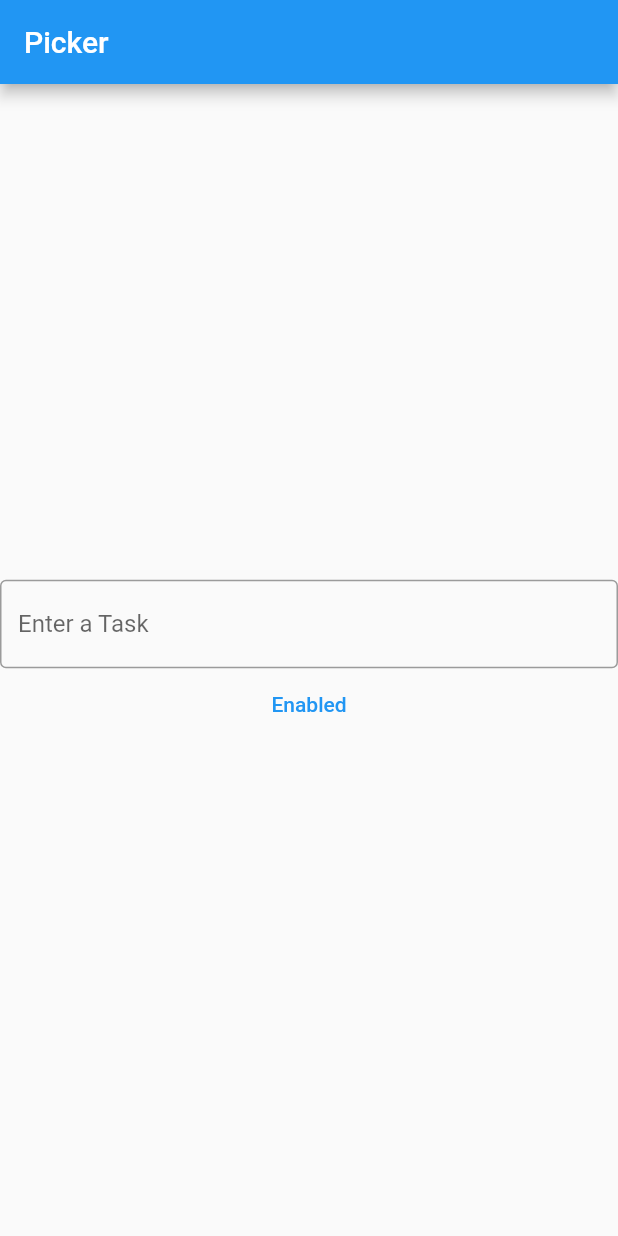
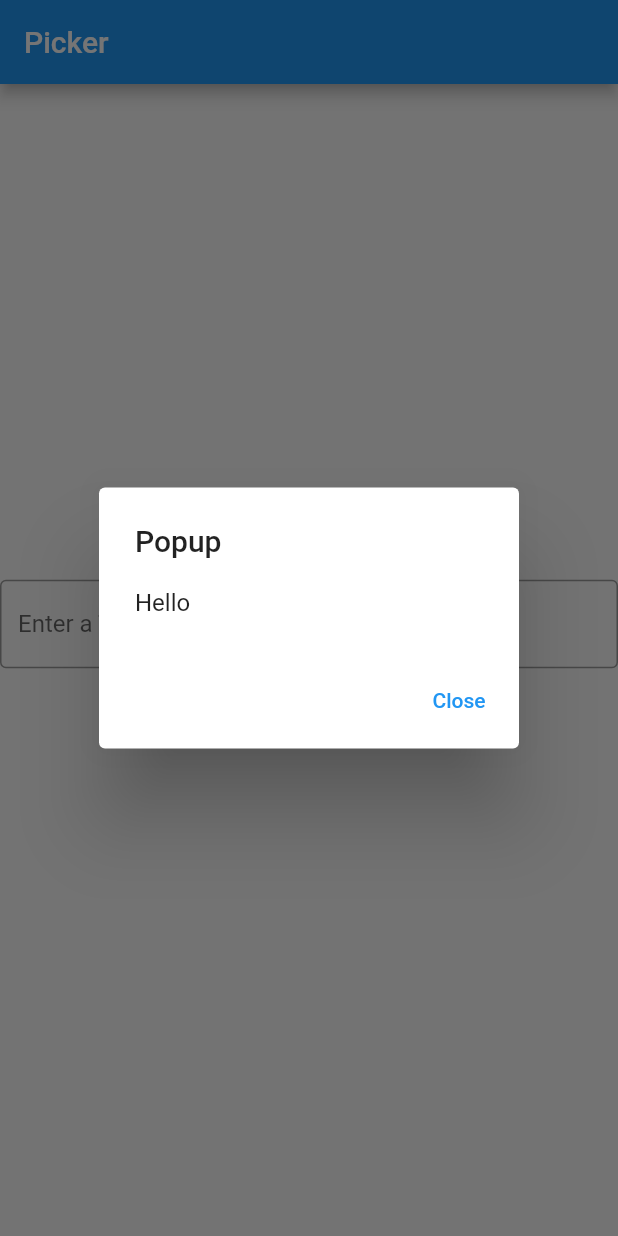
Before and after one commit to spapbp/randomPicker, a Flutter app: the screen it shows after launch, after a tap on "Enabled", on a phone screen of 412 x 824 dp. Run offline on Flutter 3.47's test engine with Material 2 defaults, Android fonts, the light colour scheme and no system bars.

Commit message:
added popup

```diff
--- a/lib/main.dart
+++ b/lib/main.dart
@@ -12,18 +12,7 @@ class MyApp extends StatelessWidget {
   Widget build(BuildContext context) {
     return MaterialApp(
       title: 'Picker',
-      theme: ThemeData(
-        // This is the theme of your application.
-        //
-        // Try running your application with "flutter run". You'll see the
-        // application has a blue toolbar. Then, without quitting the app, try
-        // changing the primarySwatch below to Colors.green and then invoke
-        // "hot reload" (press "r" in the console where you ran "flutter run",
-        // or simply save your changes to "hot reload" in a Flutter IDE).
-        // Notice that the counter didn't reset back to zero; the application
-        // is not restarted.
-        primarySwatch: Colors.blue,
-      ),
+      theme: ThemeData(primarySwatch: Colors.blue),
       home: const MyHomePage(title: 'Picker'),
     );
   }
@@ -31,52 +20,55 @@ class MyApp extends StatelessWidget {
 
 class MyHomePage extends StatefulWidget {
   const MyHomePage({Key? key, required this.title}) : super(key: key);
-
-  // This widget is the home page of your application. It is stateful, meaning
-  // that it has a State object (defined below) that contains fields that affect
-  // how it looks.
-
-  // This class is the configuration for the state. It holds the values (in this
-  // case the title) provided by the parent (in this case the App widget) and
-  // used by the build method of the State. Fields in a Widget subclass are
-  // always marked "final".
-
   final String title;
-
   @override
   State<MyHomePage> createState() => _MyHomePageState();
 }
 
 class _MyHomePageState extends State<MyHomePage> {
+  Widget _buildPopupDialog(BuildContext context) {
+    return AlertDialog(
+      title: const Text('Popup'),
+      content: Column(
+          mainAxisSize: MainAxisSize.min,
+          crossAxisAlignment: CrossAxisAlignment.start,
+          children: <Widget>[Text("Hello")]),
+      actions: <Widget>[
+        TextButton(
+          onPressed: () {
+            Navigator.of(context).pop();
+          },
+          child: const Text('Close'),
+        ),
+      ],
+    );
+  }
+
   @override
   Widget build(BuildContext context) {
-    // This method is rerun every time setState is called, for instance as done
-    // by the _incrementCounter method above.
-    //
-    // The Flutter framework has been optimized to make rerunning build methods
-    // fast, so that you can just rebuild anything that needs updating rather
-    // than having to individually change instances of widgets.
     return Scaffold(
       appBar: AppBar(
-        // Here we take the value from the MyHomePage object that was created by
-        // the App.build method, and use it to set our appbar title.
         title: Text(widget.title),
       ),
       body: Center(
-        // Center is a layout widget. It takes a single child and positions it
-        // in the middle of the parent.
         child: Column(
           mainAxisAlignment: MainAxisAlignment.center,
           children: [
             const TextField(
                 decoration: InputDecoration(
                     border: OutlineInputBorder(), hintText: 'Enter a Task')),
-            TextButton(onPressed: () {}, child: const Text("Enabled"))
+            ElevatedButton(
+                onPressed: () {
+                  showDialog(
+                    context: context,
+                    builder: (BuildContext context) =>
+                        _buildPopupDialog(context),
+                  );
+                },
+                child: const Text("Enabled"))
           ],
         ),
       ),
     );
   }
-
-  void onPressed() {}
 }
```
